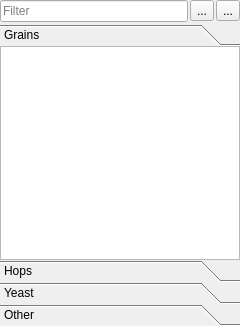
DaneGardner/ThreeBrooks, file Ingredient/IngredientToolbox.ui: the form before one commit.
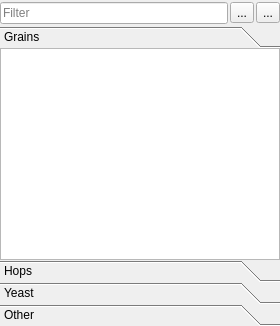
The form after the commit. Icons and pictures are not drawn.

```diff
--- a/Ingredient/IngredientToolbox.ui
+++ b/Ingredient/IngredientToolbox.ui
@@ -1,26 +1,41 @@
 <?xml version="1.0" encoding="UTF-8"?>
 <ui version="4.0">
  <class>IngredientToolbox</class>
- <widget class="QWidget" name="IngredientToolbox">
+ <widget class="QFrame" name="IngredientToolbox">
   <property name="geometry">
    <rect>
     <x>0</x>
     <y>0</y>
-    <width>240</width>
+    <width>280</width>
     <height>326</height>
    </rect>
   </property>
   <property name="minimumSize">
    <size>
-    <width>240</width>
+    <width>275</width>
     <height>0</height>
    </size>
   </property>
+  <property name="frameShape">
+   <enum>QFrame::Box</enum>
+  </property>
+  <property name="lineWidth">
+   <number>0</number>
+  </property>
   <layout class="QVBoxLayout" name="verticalLayout">
    <property name="spacing">
     <number>2</number>
    </property>
-   <property name="margin">
+   <property name="leftMargin">
+    <number>0</number>
+   </property>
+   <property name="topMargin">
+    <number>2</number>
+   </property>
+   <property name="rightMargin">
+    <number>0</number>
+   </property>
+   <property name="bottomMargin">
     <number>0</number>
    </property>
    <item>
@@ -78,8 +93,8 @@
        <rect>
         <x>0</x>
         <y>0</y>
-        <width>240</width>
-        <height>216</height>
+        <width>280</width>
+        <height>214</height>
        </rect>
       </property>
       <property name="dragDropMode">
```
Left out of the diff: 12 changed lines with no effect on the pictures.
